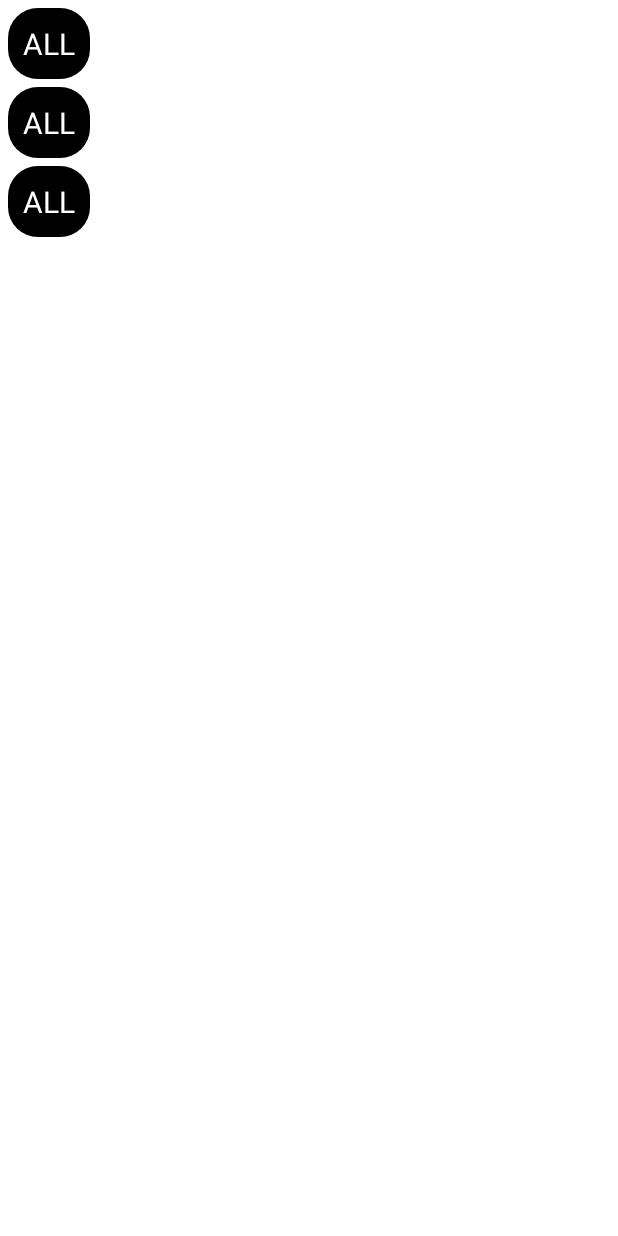
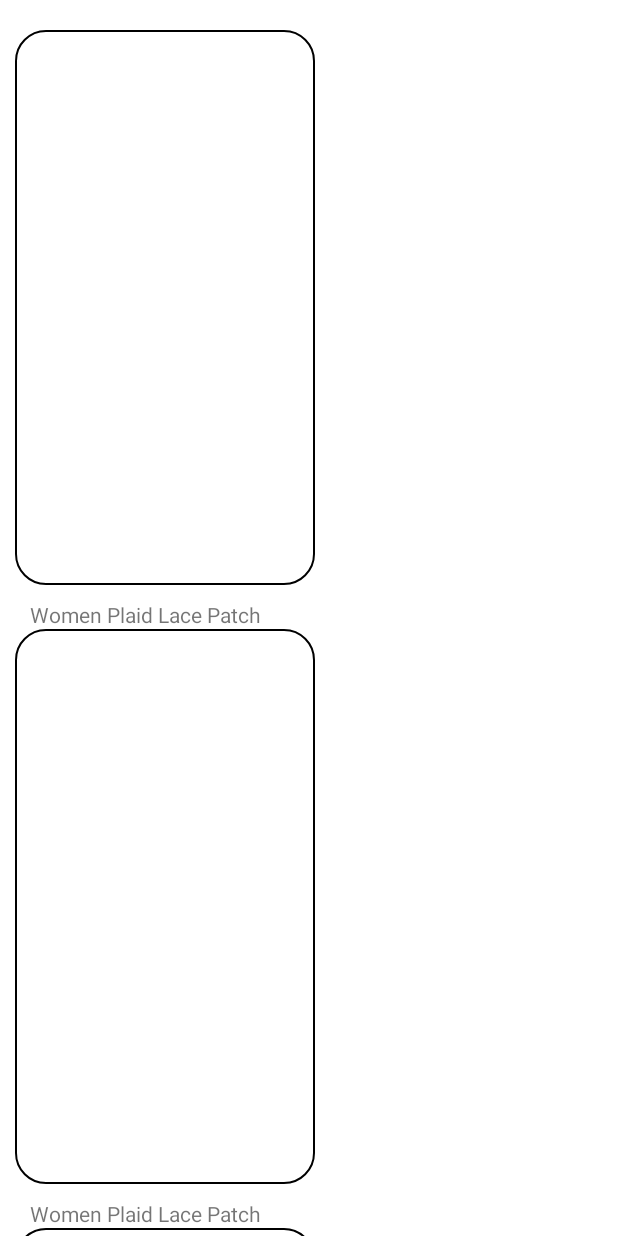
Before and after one commit to gadhviekta23/AndroidApplication, an Android app: the layout activity_home_page.xml on its own in the app's theme, with its tools: preview values and no code run, on a phone screen of 412 x 824 dp. Run offline under Robolectric (Android 15) with nearby library versions, the phone set to English and light mode, and no system bars.

Commit message:
Home Adapter commit

```diff
--- a/app/src/main/AndroidManifest.xml
+++ b/app/src/main/AndroidManifest.xml
@@ -11,6 +11,7 @@
         android:theme="@style/Day1Theme.AndroidApplication">
         <activity android:name=".LoginActivity"/>
         <activity android:name=".SelectFCActivity"/>
+        <activity android:name=".HomePageActivity"/>
         <activity android:name=".Splash_Screen">
             <intent-filter>
                 <action android:name="android.intent.action.MAIN" />
--- a/app/src/main/java/com/example/androidapplication/HomeAdapter.java
+++ b/app/src/main/java/com/example/androidapplication/HomeAdapter.java
@@ -27,19 +27,19 @@ public class HomeAdapter extends RecyclerView.Adapter<HomeAdapter.ViewHolder> {
     @Override
     public ViewHolder onCreateViewHolder(@NonNull ViewGroup viewGroup, int i) {
         View view = inflater.inflate(R.layout.home_itemone,viewGroup,false);
-
         return new  ViewHolder(view);
     }
 
     @Override
     public void onBindViewHolder(@NonNull HomeAdapter.ViewHolder holder, int position) {
-
+        final HomeItem homeItem = homeItems.get(holder.getAdapterPosition());
+        holder.h_text.setText(homeItem.getName());
     }
 
 
     @Override
     public int getItemCount() {
-        return 0;
+        return homeItems.size();
     }
 
     public class ViewHolder extends RecyclerView.ViewHolder {
--- a/app/src/main/java/com/example/androidapplication/HomePageActivity.java
+++ b/app/src/main/java/com/example/androidapplication/HomePageActivity.java
@@ -2,6 +2,7 @@ package com.example.androidapplication;
 
 import androidx.appcompat.app.AppCompatActivity;
 import androidx.recyclerview.widget.GridLayoutManager;
+import androidx.recyclerview.widget.LinearLayoutManager;
 import androidx.recyclerview.widget.RecyclerView;
 
 import android.os.Bundle;
@@ -9,7 +10,7 @@ import android.os.Bundle;
 import java.util.ArrayList;
 
 public class HomePageActivity extends AppCompatActivity {
-    RecyclerView recyclerview_homeone;
+    RecyclerView recyclerview_homeone,recyclerview_hometwo;
     HomeAdapter homeAdapter;
     @Override
     protected void onCreate(Bundle savedInstanceState) {
@@ -17,6 +18,7 @@ public class HomePageActivity extends AppCompatActivity {
         setContentView(R.layout.activity_home_page);
 
         recyclerview_homeone = findViewById(R.id.recyclerview_homeone);
+        recyclerview_hometwo = findViewById(R.id.recyclerview_hometwo);
         ArrayList<HomeItem> homeItems = new ArrayList<>();
         homeItems.add(new HomeItem("For you"));
         homeItems.add(new HomeItem("Latest"));
@@ -27,7 +29,9 @@ public class HomePageActivity extends AppCompatActivity {
 
         // ok and getapplication ke getapplicationcontext ee new activity mate use na thai ok
         homeAdapter = new HomeAdapter(this, homeItems);
-        recyclerview_homeone.setLayoutManager(new GridLayoutManager(getApplication(), 2));
+        recyclerview_homeone.setLayoutManager(new LinearLayoutManager(getApplication(), RecyclerView.HORIZONTAL, false));
         recyclerview_homeone.setAdapter(homeAdapter);
+
+
     }
 }
--- /dev/null
+++ b/app/src/main/res/drawable/gradient_border.xml
@@ -0,0 +1,14 @@
+<?xml version="1.0" encoding="utf-8"?>
+<shape xmlns:android="http://schemas.android.com/apk/res/android"
+    android:shape="rectangle">
+
+
+    <stroke
+        android:width="1dp"
+        android:color="#000000" />
+    <corners
+        android:topRightRadius="20dp"
+        android:topLeftRadius="20dp"
+        android:bottomRightRadius="20dp"
+        android:bottomLeftRadius="20dp"/>
+</shape>
--- a/app/src/main/res/layout/activity_home_page.xml
+++ b/app/src/main/res/layout/activity_home_page.xml
@@ -11,9 +11,19 @@
         android:id="@+id/recyclerview_homeone"
         android:layout_width="wrap_content"
         android:layout_height="wrap_content"
+        android:layout_margin="10dp"
         app:layout_constraintTop_toTopOf="parent"
         app:layout_constraintLeft_toLeftOf="parent"
-        tools:listitem="@layout/home_itemone"
+        />
+<!--    tools:listitem="@layout/home_itemone"-->
+    <androidx.recyclerview.widget.RecyclerView
+        android:id="@+id/recyclerview_hometwo"
+        android:layout_width="wrap_content"
+        android:layout_height="wrap_content"
+        android:layout_margin="10dp"
+        app:layout_constraintTop_toBottomOf="@id/recyclerview_homeone"
+        app:layout_constraintLeft_toLeftOf="parent"
+        tools:listitem="@layout/home_itemtwo"
         />
 
 </androidx.constraintlayout.widget.ConstraintLayout>
--- a/app/src/main/res/layout/home_itemone.xml
+++ b/app/src/main/res/layout/home_itemone.xml
@@ -11,7 +11,6 @@
         android:text="ALL"
         android:textSize="20dp"
         android:background="@drawable/gradent_selectitem"
-        android:layout_margin="5dp"
         android:padding="10dp"
         android:textColor="@color/white"
         app:layout_constraintTop_toTopOf="parent"
--- /dev/null
+++ b/app/src/main/res/layout/home_itemtwo.xml
@@ -0,0 +1,34 @@
+<?xml version="1.0" encoding="utf-8"?>
+<androidx.constraintlayout.widget.ConstraintLayout xmlns:android="http://schemas.android.com/apk/res/android"
+    android:layout_width="wrap_content"
+    android:layout_height="wrap_content"
+    xmlns:app="http://schemas.android.com/apk/res-auto">
+
+    <ImageView
+        android:id="@+id/image_HIT"
+        android:layout_width="200dp"
+        android:layout_height="370dp"
+        app:layout_constraintLeft_toLeftOf="parent"
+        app:layout_constraintTop_toTopOf="parent"
+        android:background="@drawable/gradient_border"
+        />
+
+    <TextView
+        android:id="@+id/text_HIT"
+        android:layout_width="match_parent"
+        android:layout_height="wrap_content"
+        app:layout_constraintLeft_toLeftOf="parent"
+        app:layout_constraintTop_toBottomOf="@id/image_HIT"
+        android:text="Women Plaid Lace Patch"
+        android:layout_margin="10dp"
+        />
+
+    <ImageView
+        android:id="@+id/setting_HIT"
+        android:layout_width="match_parent"
+        android:layout_height="match_parent"
+        app:layout_constraintLeft_toLeftOf="parent"
+        app:layout_constraintTop_toBottomOf="@id/image_HIT"
+        />
+
+</androidx.constraintlayout.widget.ConstraintLayout>
```
